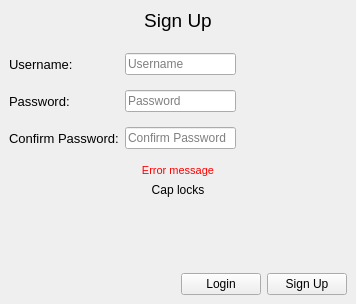
First picture: the form in ui/sign_up.ui, repository VicMbugua/TaskManagementSystem, before the edit.
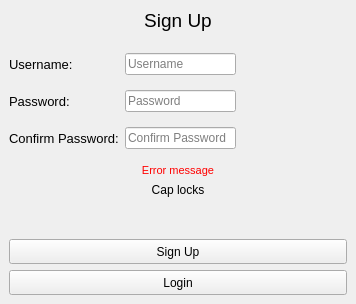
Second picture: the form after the edit.

Patch:
```diff
--- a/ui/sign_up.ui
+++ b/ui/sign_up.ui
@@ -247,41 +247,42 @@
      </spacer>
     </item>
     <item>
-     <layout class="QHBoxLayout" name="horizontalLayout">
-      <item>
-       <spacer name="horizontalSpacer">
-        <property name="orientation">
-         <enum>Qt::Horizontal</enum>
-        </property>
-        <property name="sizeHint" stdset="0">
-         <size>
-          <width>40</width>
-          <height>20</height>
-         </size>
-        </property>
-       </spacer>
-      </item>
-      <item>
-       <widget class="QPushButton" name="login_btn">
-        <property name="text">
-         <string>Login</string>
-        </property>
-        <property name="autoDefault">
-         <bool>true</bool>
-        </property>
-       </widget>
-      </item>
-      <item>
        <widget class="QPushButton" name="sign_up_btn">
+      <property name="minimumSize">
+       <size>
+        <width>0</width>
+        <height>25</height>
+       </size>
+      </property>
         <property name="text">
          <string>Sign Up</string>
         </property>
         <property name="autoDefault">
          <bool>true</bool>
         </property>
-       </widget>
-      </item>
-     </layout>
+      <property name="groupName" stdset="0">
+       <string>top_login</string>
+      </property>
+     </widget>
+    </item>
+    <item>
+     <widget class="QPushButton" name="login_btn">
+      <property name="minimumSize">
+       <size>
+        <width>0</width>
+        <height>25</height>
+       </size>
+      </property>
+      <property name="text">
+       <string>Login</string>
+      </property>
+      <property name="autoDefault">
+       <bool>true</bool>
+      </property>
+      <property name="groupName" stdset="0">
+       <string>bottom_login</string>
+      </property>
+     </widget>
     </item>
    </layout>
   </widget>
```
Lines whose indentation alone changed are shown as unchanged.
